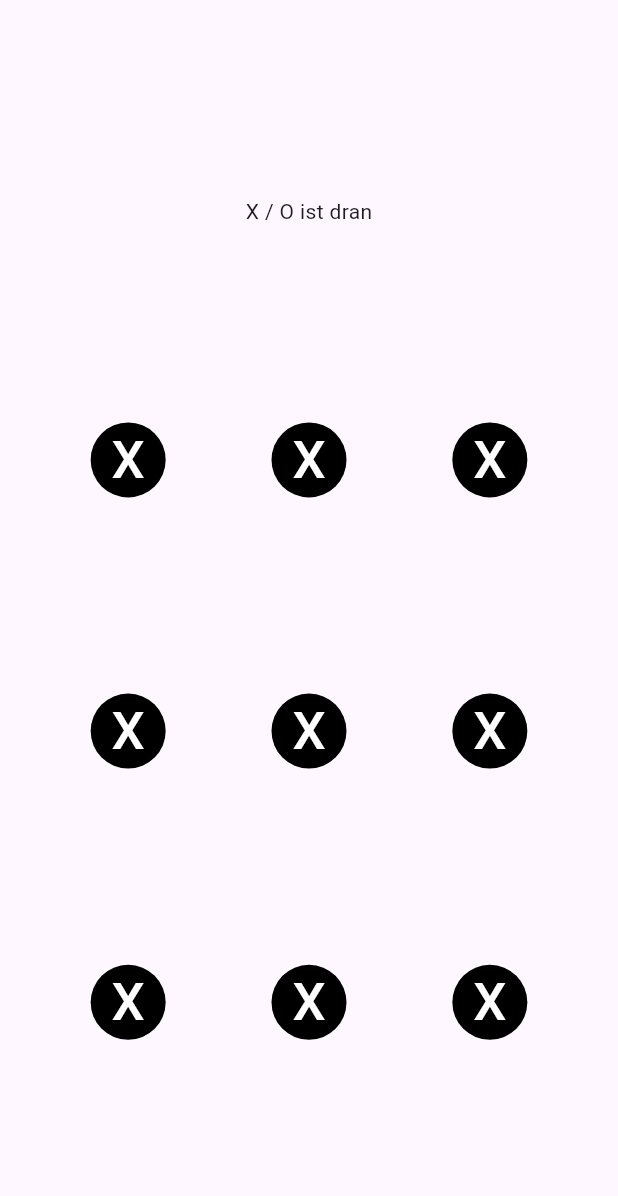
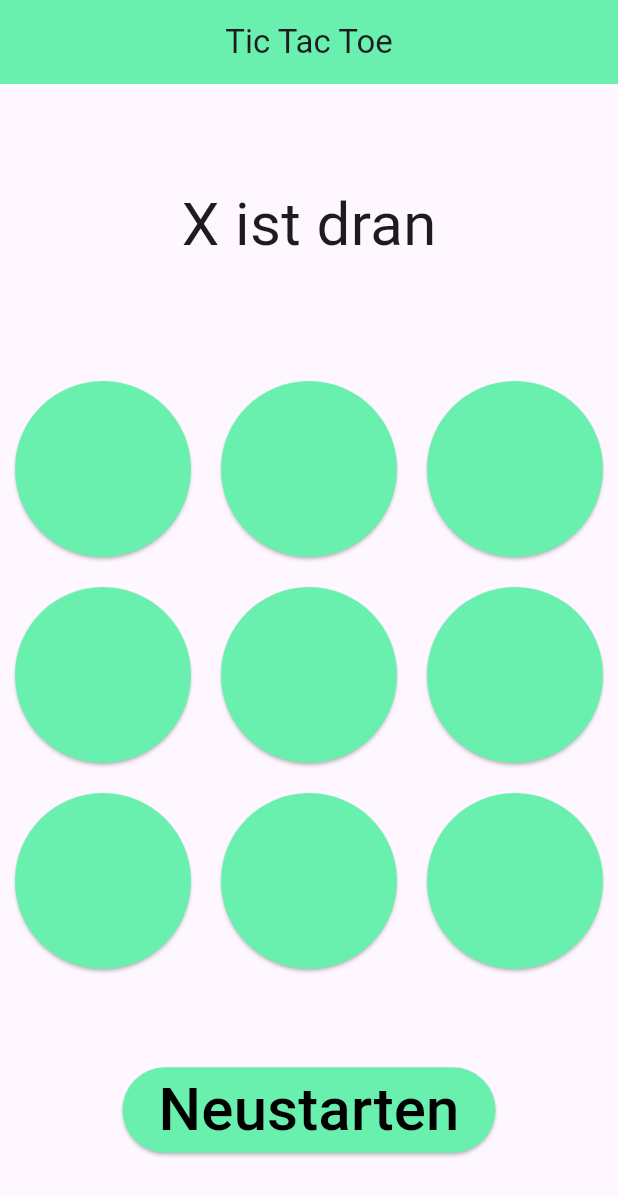
Before and after one commit to ahmad-kalaf/tic-tac-toe-flutter-dart, a Flutter app: the screen it shows after launch, on a phone screen of 412 x 824 dp. Shown: the top 1196 px of the screen. Run offline on Flutter 3.47's test engine with Material 3 defaults, Android fonts, the phone set to English and light mode, and no system bars.

Commit message:
Implemented new version of GUI and physics of switching player and tap on game fields

```diff
--- a/lib/field.dart
+++ /dev/null
@@ -1,31 +0,0 @@
-import 'package:flutter/material.dart';
-
-class Field extends StatefulWidget {
-  const Field({super.key});
-
-  @override
-  State<Field> createState() => _FieldState();
-}
-
-class _FieldState extends State<Field> {
-  String text = "X";
-  @override
-  Widget build(BuildContext context) {
-    return ElevatedButton(
-      onPressed: () {},
-      style: const ButtonStyle(
-        elevation: MaterialStatePropertyAll<double?>(0),
-        backgroundColor: MaterialStatePropertyAll<Color?>(Colors.black),
-        foregroundColor: MaterialStatePropertyAll<Color?>(Colors.white),
-        shape: MaterialStatePropertyAll(CircleBorder()),
-        alignment: Alignment.center,
-      ),
-      child: Text(
-        text,
-        style: TextStyle(
-          fontSize: 35,
-        ),
-      ),
-    );
-  }
-}
--- a/lib/fields_row.dart
+++ /dev/null
@@ -1,18 +0,0 @@
-import 'package:flutter/material.dart';
-import 'package:tic_tac_toe_game/field.dart';
-
-class FieldsRow extends StatelessWidget {
-  const FieldsRow({super.key});
-
-  @override
-  Widget build(BuildContext context) {
-    return Row(
-      mainAxisAlignment: MainAxisAlignment.spaceEvenly,
-      children: [
-        Field(),
-        Field(),
-        Field(),
-      ],
-    );
-  }
-}
--- a/lib/main.dart
+++ b/lib/main.dart
@@ -1,6 +1,4 @@
 import 'package:flutter/material.dart';
-import 'package:google_fonts/google_fonts.dart';
-import 'package:tic_tac_toe_game/fields_row.dart';
 
 void main() {
   runApp(const TicTacToeGame());
@@ -12,48 +10,109 @@ class TicTacToeGame extends StatelessWidget {
   @override
   Widget build(BuildContext context) {
     return const MaterialApp(
+      title: 'Tic Tac Toe',
+      home: GameScreen(),
       debugShowCheckedModeBanner: false,
-      home: MainScreen(),
     );
   }
 }
 
-class MainScreen extends StatefulWidget {
-  const MainScreen({super.key});
+class GameScreen extends StatefulWidget {
+  const GameScreen({super.key});
 
   @override
-  State<MainScreen> createState() => _MainScreenState();
+  State<GameScreen> createState() => _GameScreenState();
 }
 
-class _MainScreenState extends State<MainScreen> {
-  String currentPlayer = "X IST DRAN";
-  String winner = "";
-  bool allFiledsFull = false;
+class _GameScreenState extends State<GameScreen> {
+  int currPlayer = 1;
+  List<String> player = List.generate(9, (index) => ' ');
+  var keys = <int>[0, 1, 2, 3, 4, 5, 6, 7, 8];
+
+  get kButtonStyle =>
+      const ButtonStyle(
+        backgroundColor: MaterialStatePropertyAll(Colors.greenAccent),
+        enableFeedback: false,
+        overlayColor: MaterialStatePropertyAll(Colors.red),
+      );
+
+  void switchPlayer(int num) {
+    setState(() {
+      player[num] = currPlayer % 2 == 0 ? 'O' : 'X';
+      currPlayer++;
+    });
+  }
+
+  bool disableButton(int buttonKey) {
+    return (player[buttonKey] == 'O' || player[buttonKey] == 'X')
+        ? true
+        : false;
+  }
 
   @override
   Widget build(BuildContext context) {
-    return const Scaffold(
-      /*appBar: AppBar(
-        title: Text(
-          currentPlayer,
-          style: GoogleFonts.getFont(
-            "Bebas Neue",
-            textStyle: const TextStyle(
-              fontSize: 30,
-            ),
-          ),
-        ),
+    return Scaffold(
+      appBar: AppBar(
+        backgroundColor: Colors.greenAccent,
+        title: Text("Tic Tac Toe"),
         centerTitle: true,
-      ),*/
+      ),
       body: Column(
         mainAxisAlignment: MainAxisAlignment.spaceEvenly,
         children: [
-          // info-text to show whos turn it is
-          Text("X / O ist dran"),
-          // 9 game fileds
-          FieldsRow(),
-          FieldsRow(),
-          FieldsRow(),
+          Padding(
+            padding: EdgeInsets.all(10),
+            child: Text(
+              currPlayer % 2 == 0 ? 'O ist dran' : 'X ist dran',
+              style: const TextStyle(
+                fontSize: 40,
+              ),
+            ),
+          ),
+          Flexible(
+            child: GridView.builder(
+              gridDelegate: const SliverGridDelegateWithFixedCrossAxisCount(
+                  crossAxisCount: 3),
+              itemCount: 9,
+              shrinkWrap: true,
+              itemBuilder: (context, index) =>
+                  Padding(
+                    padding: const EdgeInsets.all(10),
+                    child: ElevatedButton(
+                      onPressed: disableButton(index)
+                          ? null
+                          : () {
+                        switchPlayer(index);
+                      },
+                      style: kButtonStyle,
+                      child: Text(
+                        player[keys[index]],
+                        style: Theme
+                            .of(context)
+                            .textTheme
+                            .headlineMedium,
+                      ),
+                    ),
+                  ),
+            ),
+          ),
+          ElevatedButton(
+            onPressed: () {
+              setState(() {
+                currPlayer = 1;
+                player = List.generate(9, (index) => ' ');
+                keys = <int>[0, 1, 2, 3, 4, 5, 6, 7, 8];
+              });
+            },
+            style: kButtonStyle,
+            child: const Text(
+              'Neustarten',
+              style: TextStyle(
+                fontSize: 40,
+                color: Colors.black,
+              ),
+            ),
+          ),
         ],
       ),
     );
```
